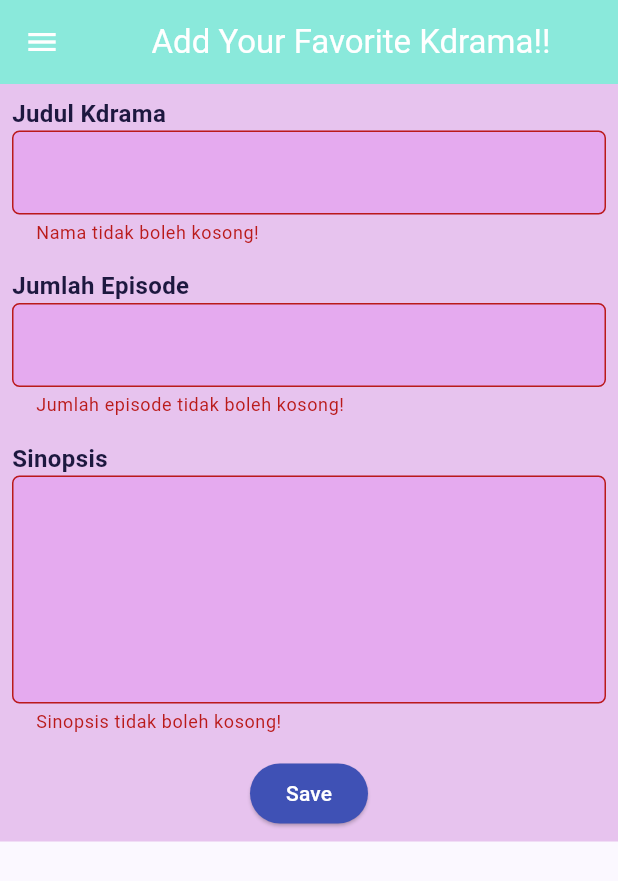
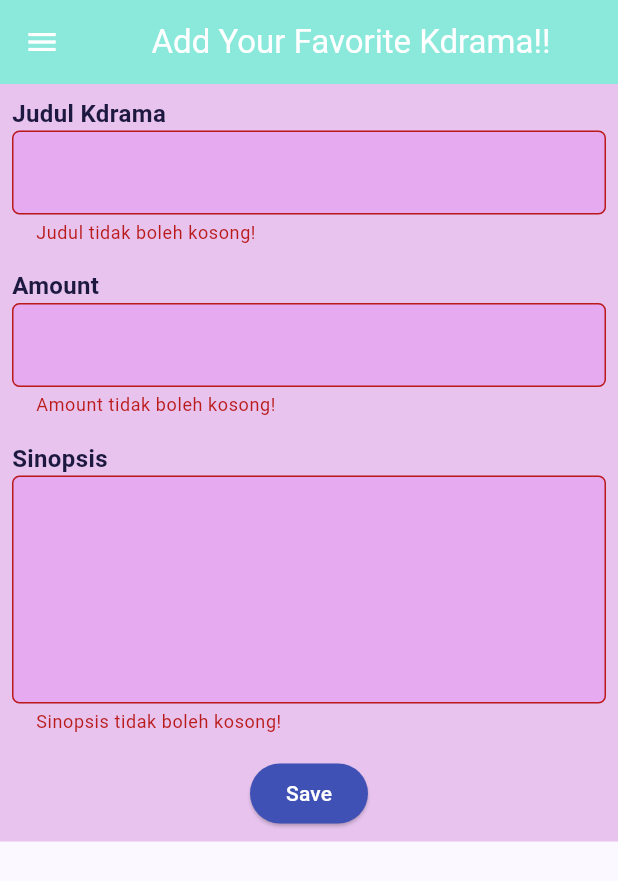
Before and after one commit to claraa26/BimBimBo, a Flutter app: the KdramaFormPage screen opened directly, after a tap on "Save", on a phone screen of 412 x 824 dp. Shown: the top 881 px of the screen. Run offline on Flutter 3.47's test engine with Material 2 defaults, Android fonts, the phone set to English and light mode, and no system bars; missing offline and left inert: pbp_django_auth.

Commit message:
selesai tugas 9

```diff
--- /dev/null
+++ b/lib/models/product.dart
@@ -0,0 +1,81 @@
+import 'dart:convert';
+
+List<Kdrama> welcomeFromJson(String str) => List<Kdrama>.from(json.decode(str).map((x) => Kdrama.fromJson(x)));
+
+String kdramaToJson(List<Kdrama> data) => json.encode(List<dynamic>.from(data.map((x) => x.toJson())));
+
+class Kdrama {
+    Model model;
+    int pk;
+    Fields fields;
+
+    Kdrama({
+        required this.model,
+        required this.pk,
+        required this.fields,
+    });
+
+    factory Kdrama.fromJson(Map<String, dynamic> json) => Kdrama(
+        model: modelValues.map[json["model"]]!,
+        pk: json["pk"],
+        fields: Fields.fromJson(json["fields"]),
+    );
+
+    Map<String, dynamic> toJson() => {
+        "model": modelValues.reverse[model],
+        "pk": pk,
+        "fields": fields.toJson(),
+    };
+}
+
+class Fields {
+    int user;
+    String name;
+    DateTime dateAdded;
+    int amount;
+    String description;
+
+    Fields({
+        required this.user,
+        required this.name,
+        required this.dateAdded,
+        required this.amount,
+        required this.description,
+    });
+
+    factory Fields.fromJson(Map<String, dynamic> json) => Fields(
+        user: json["user"],
+        name: json["name"],
+        dateAdded: DateTime.parse(json["date_added"]),
+        amount: json["amount"],
+        description: json["description"],
+    );
+
+    Map<String, dynamic> toJson() => {
+        "user": user,
+        "name": name,
+        "date_added": "${dateAdded.year.toString().padLeft(4, '0')}-${dateAdded.month.toString().padLeft(2, '0')}-${dateAdded.day.toString().padLeft(2, '0')}",
+        "amount": amount,
+        "description": description,
+    };
+}
+
+enum Model {
+    MAIN_PRODUCT
+}
+
+final modelValues = EnumValues({
+    "main.product": Model.MAIN_PRODUCT
+});
+
+class EnumValues<T> {
+    Map<String, T> map;
+    late Map<T, String> reverseMap;
+
+    EnumValues(this.map);
+
+    Map<T, String> get reverse {
+        reverseMap = map.map((k, v) => MapEntry(v, k));
+        return reverseMap;
+    }
+}
--- a/lib/screens/kdrama_form.dart
+++ b/lib/screens/kdrama_form.dart
@@ -1,7 +1,10 @@
+import 'dart:convert';
+
 import 'package:bimbimbo/screens/menu.dart';
 import 'package:flutter/material.dart';
 import 'package:bimbimbo/widgets/left_drawer.dart';
-import 'package:bimbimbo/widgets/kdrama_card.dart';
+import 'package:pbp_django_auth/pbp_django_auth.dart';
+import 'package:provider/provider.dart';
 
 
 class KdramaFormPage extends StatefulWidget {
@@ -14,11 +17,12 @@ class KdramaFormPage extends StatefulWidget {
 class _KdramaFormPageState extends State<KdramaFormPage> {
 
   final _formKey = GlobalKey<FormState>();
-  String _judul = "";
-  int _episode = 0;
-  String _sinopsis = "";
+  String _name = "";
+  int _amount = 0;
+  String _description = "";
   @override
   Widget build(BuildContext context) {
+    final request = context.watch<CookieRequest>();
     return Scaffold(
       appBar: AppBar(
         title: const Center(
@@ -63,12 +67,12 @@ class _KdramaFormPageState extends State<KdramaFormPage> {
                       ),
                       onChanged: (String? value) {
                         setState(() {
-                          _judul = value!;
+                          _name = value!;
                         });
                       },
                       validator: (String? value) {
                         if (value == null || value.isEmpty) {
-                          return "Nama tidak boleh kosong!";
+                          return "Judul tidak boleh kosong!";
                         }
                         return null;
                       },
@@ -82,7 +86,7 @@ class _KdramaFormPageState extends State<KdramaFormPage> {
                   crossAxisAlignment: CrossAxisAlignment.start,
                   children: [
                     const Text(
-                      'Jumlah Episode',
+                      'Amount',
                       style: TextStyle(
                         fontWeight: FontWeight.bold,
                         fontSize: 16,
@@ -91,7 +95,7 @@ class _KdramaFormPageState extends State<KdramaFormPage> {
                     ),
                     TextFormField(
                       decoration: InputDecoration(
-                        hintText: "Masukan jumlah episode",
+                        hintText: "amount",
                         labelText: "",
                         border: OutlineInputBorder(
                           borderRadius: BorderRadius.circular(5.0),
@@ -101,15 +105,15 @@ class _KdramaFormPageState extends State<KdramaFormPage> {
                       ),
                       onChanged: (String? value) {
                         setState(() {
-                          _episode = int.parse(value!);
+                          _amount = int.parse(value!);
                         });
                       },
                       validator: (String? value) {
                         if (value == null || value.isEmpty) {
-                          return "Jumlah episode tidak boleh kosong!";
+                          return "Amount tidak boleh kosong!";
                         }
                         if (int.tryParse(value) == null) {
-                          return "Jumlah episode harus berupa angka!";
+                          return "Amount harus berupa angka!";
                         }
                         return null;
                       },
@@ -143,7 +147,7 @@ class _KdramaFormPageState extends State<KdramaFormPage> {
                       maxLines: 5,
                       onChanged: (String? value) {
                         setState(() {
-                          _sinopsis = value!;
+                          _description = value!;
                         });
                       },
                       validator: (String? value) {
@@ -165,46 +169,35 @@ class _KdramaFormPageState extends State<KdramaFormPage> {
                       backgroundColor:
                           MaterialStateProperty.all(Colors.indigo),
                     ),
-                    onPressed: () {
+                    onPressed: () async {
                       if (_formKey.currentState!.validate()) {
-                        KdramaItemList newKdrama = KdramaItemList(judul: _judul, episode: _episode, sinopsis: _sinopsis);
-                        kdramaList.add(newKdrama);
-                        showDialog(
-                          context: context,
-                          builder: (context) {
-                            return AlertDialog(
-                              title: const Text('Kdrama berhasil ditambahkan'),
-                              content: SingleChildScrollView(
-                                child: Column(
-                                  crossAxisAlignment:
-                                      CrossAxisAlignment.start,
-                                  children: [
-                                    Text('Judul: $_judul'),
-                                    Text('Episode: $_episode'),
-                                    Text('Sinopsis: $_sinopsis'),
-                                  ],
-                                ),
-                              ),
-                              actions: [
-                                TextButton(
-                                  child: const Text('OK'),
-                                  onPressed: () {
-                                    Navigator.pop(context);
-                                    Navigator.pushReplacement(
-                                      context,
-                                      MaterialPageRoute(
-                                        builder: (context) => MyHomePage(),
-                                      ),
-                                    );
-                                  },
-                                ),
-                              ],
-                            );
-                          },
-                        );
-                      _formKey.currentState!.reset();
+                          // Kirim ke Django dan tunggu respons
+                          // TODO: Ganti URL dan jangan lupa tambahkan trailing slash (/) di akhir URL!
+                          final response = await request.postJson(
+                          "http://localhost:8000/create-flutter/",
+                          jsonEncode(<String, String>{
+                              'name': _name,
+                              'amount': _amount.toString(),
+                              'description': _description,
+                          }));
+                          if (response['status'] == 'success') {
+                              ScaffoldMessenger.of(context)
+                                  .showSnackBar(const SnackBar(
+                              content: Text("Produk baru berhasil disimpan!"),
+                              ));
+                              Navigator.pushReplacement(
+                                  context,
+                                  MaterialPageRoute(builder: (context) => MyHomePage()),
+                              );
+                          } else {
+                              ScaffoldMessenger.of(context)
+                                  .showSnackBar(const SnackBar(
+                                  content:
+                                      Text("Terdapat kesalahan, silakan coba lagi."),
+                              ));
+                          }
                       }
-                    },
+                  },
                     child: const Text(
                       "Save",
                       style: TextStyle(color: Colors.white),
--- a/pubspec.yaml
+++ b/pubspec.yaml
@@ -35,6 +35,9 @@ dependencies:
   # The following adds the Cupertino Icons font to your application.
   # Use with the CupertinoIcons class for iOS style icons.
   cupertino_icons: ^1.0.2
+  provider: ^6.1.1
+  pbp_django_auth: ^0.4.0
+  http: ^1.1.0
 
 dev_dependencies:
   flutter_test:
```
Also changed, not shown: lib/main.dart (+16 -23 lines), lib/screens/detail_kdrama.dart (added, +35 -0 lines), lib/screens/list_kdrama.dart (added, +106 -0 lines), lib/screens/login.dart (added, +113 -0 lines), lib/screens/register.dart (added, +132 -0 lines), lib/widgets/kdrama_card.dart (+28 -3 lines), lib/widgets/left_drawer.dart (+20 -7 lines), pubspec.lock, 3 other files.
